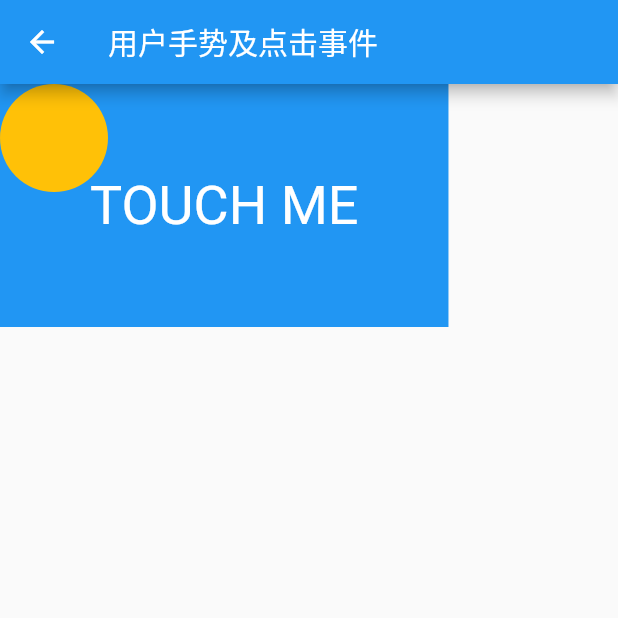
After one commit to wkl007/flutter_base_demo, a Flutter app: the GesturePage screen opened by its route, on a phone screen of 412 x 824 dp, the top half of it. The commit adds this screen. Run offline on Flutter 3.47's test engine with Material 2 defaults, Android fonts, the phone set to English and light mode, and no system bars; our stand-ins replace hexcolor; network calls fail.

Commit message:
feat: 添加部分页面

```diff
--- a/lib/main.dart
+++ b/lib/main.dart
@@ -1,7 +1,11 @@
 import 'package:flutter/cupertino.dart';
 import 'package:flutter/material.dart';
+import 'package:flutter_base_demo/pages/flutter_layout_page.dart';
+import 'package:flutter_base_demo/pages/gesture_page.dart';
+import 'package:flutter_base_demo/pages/launch_page.dart';
 import 'package:flutter_base_demo/pages/less_group_page.dart';
 import 'package:flutter_base_demo/pages/plugin_use.dart';
+import 'package:flutter_base_demo/pages/resource_page.dart';
 import 'package:flutter_base_demo/pages/stateful_group_page.dart';
 
 void main() {
@@ -25,6 +29,10 @@ class MyApp extends StatelessWidget {
         'plugin': (BuildContext context) => PluginUsePage(),
         'less': (BuildContext context) => StateLessGroupPage(),
         'ful': (BuildContext context) => StateFulGroupPage(),
+        'layout': (BuildContext context) => FlutterLayoutPage(),
+        'gesture': (BuildContext context) => GesturePage(),
+        'resource': (BuildContext context) => ResourcePage(),
+        'launch': (BuildContext context) => LaunchPage(),
       },
     );
   }
@@ -57,6 +65,10 @@ class _RouteNavigatorState extends State<RouteNavigator> {
               _item('plugin 使用', PluginUsePage(), 'plugin'),
               _item('StatelessWidget 与基础组件', StateLessGroupPage(), 'less'),
               _item('StateFulWidget 与基础组件', StateFulGroupPage(), 'ful'),
+              _item('如何进行 Flutter 布局开发', FlutterLayoutPage(), 'layout'),
+              _item('用户手势及点击事件', GesturePage(), 'gesture'),
+              _item('导入和使用 Flutter 的资源文件', ResourcePage(), 'resource'),
+              _item('打开第三方应用', LaunchPage(), 'launch'),
             ],
           ),
         )
--- /dev/null
+++ b/lib/pages/gesture_page.dart
@@ -0,0 +1,87 @@
+import 'package:flutter/material.dart';
+
+class GesturePage extends StatefulWidget {
+  @override
+  _GesturePageState createState() => _GesturePageState();
+}
+
+class _GesturePageState extends State<GesturePage> {
+  String printString = '';
+  double moveX = 0, moveY = 0;
+
+  void _printMsg(String msg) {
+    setState(() {
+      printString += ' ,${msg}';
+    });
+  }
+
+  void _doMove(DragUpdateDetails e) {
+    setState(() {
+      moveY += e.delta.dy;
+      moveX += e.delta.dx;
+    });
+  }
+
+  @override
+  Widget build(BuildContext context) {
+    return Scaffold(
+      appBar: AppBar(
+        title: Text('用户手势及点击事件'),
+        leading: GestureDetector(
+          onTap: () {
+            Navigator.pop(context);
+          },
+          child: Icon(Icons.arrow_back),
+        ),
+      ),
+      body: FractionallySizedBox(
+        widthFactor: 1,
+        child: Stack(
+          children: [
+            Column(
+              children: [
+                GestureDetector(
+                  onTap: () => _printMsg('点击事件'),
+                  onDoubleTap: () => _printMsg('双击'),
+                  onLongPress: () => _printMsg('长按'),
+                  onTapCancel: () => _printMsg('取消'),
+                  onTapUp: (e) => _printMsg('松开'),
+                  onTapDown: (e) => _printMsg('按下'),
+                  child: Container(
+                    padding: EdgeInsets.all(60),
+                    decoration: BoxDecoration(
+                      color: Colors.blue,
+                    ),
+                    child: Text(
+                      'TOUCH ME',
+                      style: TextStyle(
+                        fontSize: 36,
+                        color: Colors.white,
+                      ),
+                    ),
+                  ),
+                ),
+                Text(printString),
+              ],
+            ),
+            Positioned(
+              left: moveX,
+              top: moveY,
+              child: GestureDetector(
+                onPanUpdate: (e) => _doMove(e),
+                child: Container(
+                  width: 72,
+                  height: 72,
+                  decoration: BoxDecoration(
+                    color: Colors.amber,
+                    borderRadius: BorderRadius.circular(36),
+                  ),
+                ),
+              ),
+            ),
+          ],
+        ),
+      ),
+    );
+  }
+}
--- a/lib/pages/stateful_group_page.dart
+++ b/lib/pages/stateful_group_page.dart
@@ -73,7 +73,9 @@ class _StateFulGroupPageState extends State<StateFulGroupPage> {
 
   Widget _firstPage() {
     return RefreshIndicator(
-      child: Container(
+      child: ListView(
+        children: [
+          Container(
             decoration: BoxDecoration(color: Colors.blueGrey),
             alignment: Alignment.center,
             child: Column(
@@ -109,6 +111,8 @@ class _StateFulGroupPageState extends State<StateFulGroupPage> {
                 ),
               ],
             ),
+          )
+        ],
       ),
       onRefresh: _handleRefresh,
     );
```
Also changed, not shown: assets/data/cities.json (added, +1 -0 lines), lib/pages/flutter_layout_page.dart (added, +205 -0 lines), lib/pages/launch_page.dart (added, +73 -0 lines), lib/pages/resource_page.dart (added, +31 -0 lines), pubspec.yaml (+4 -3 lines), assets/images/avatar.jpg (added), pubspec.lock, 1 other file. Lines whose indentation alone changed are shown as unchanged.
